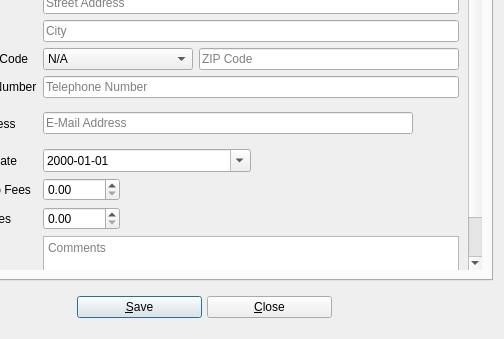
The window that UI/biblioteq_userinfo.ui (textbrowser/biblioteq) describes before a commit, drawn with Qt 5; both pictures show x 96 to 600 and y 261 to 600 of the 600 by 600 pixel window.
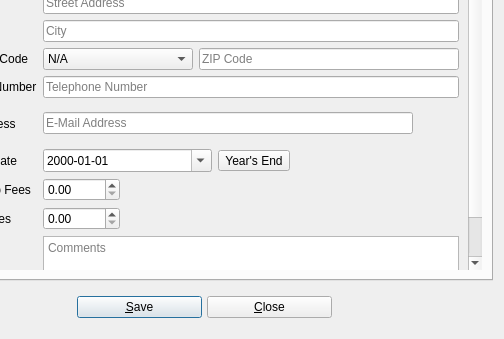
The same window after the commit. Icons and pictures are not drawn.

```diff
--- a/UI/biblioteq_userinfo.ui
+++ b/UI/biblioteq_userinfo.ui
@@ -42,7 +42,7 @@
             <x>0</x>
             <y>-264</y>
             <width>547</width>
-            <height>751</height>
+            <height>753</height>
            </rect>
           </property>
           <layout class="QGridLayout" name="gridLayout">
@@ -738,6 +738,13 @@
                </property>
               </widget>
              </item>
+             <item>
+              <widget class="QToolButton" name="expiration_date_future">
+               <property name="text">
+                <string>Year's End</string>
+               </property>
+              </widget>
+             </item>
              <item>
               <spacer name="horizontalSpacer">
                <property name="orientation">
```
Left out of the diff: 1 changed line with no effect on the pictures.
